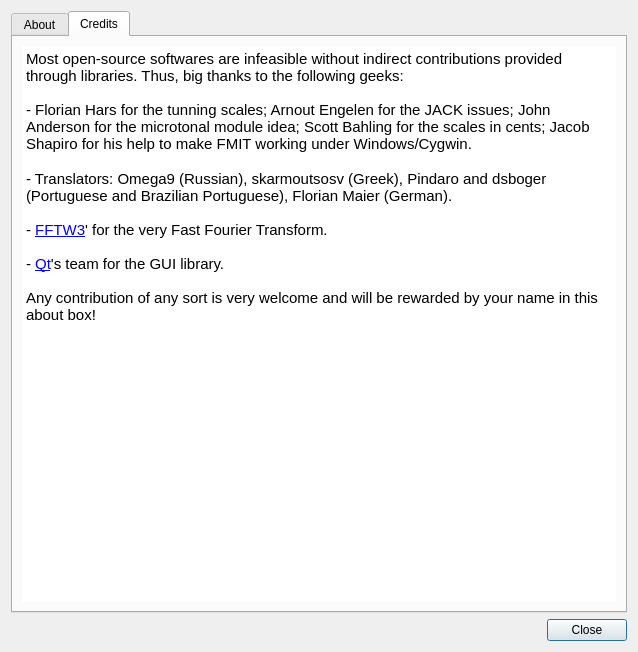
Above: ui/aboutbox.ui from gillesdegottex/fmit before the change. Below: the same form after it.
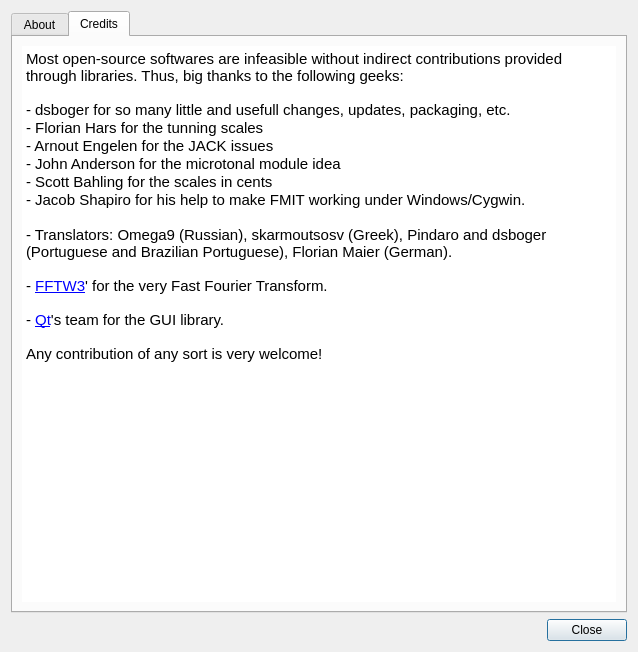
That is the form after the change. The open tabs and pages were chosen to show the change. Icons and pictures are not drawn.

What changed in the file:
```diff
--- a/ui/aboutbox.ui
+++ b/ui/aboutbox.ui
@@ -159,8 +159,13 @@
 &lt;html&gt;&lt;head&gt;&lt;meta name=&quot;qrichtext&quot; content=&quot;1&quot; /&gt;&lt;style type=&quot;text/css&quot;&gt;
 p, li { white-space: pre-wrap; }
 &lt;/style&gt;&lt;/head&gt;&lt;body style=&quot; font-family:'Ubuntu'; font-size:11pt; font-weight:400; font-style:normal;&quot;&gt;
-&lt;p style=&quot; margin-top:0px; margin-bottom:0px; margin-left:0px; margin-right:0px; -qt-block-indent:0; text-indent:0px;&quot;&gt;Most open-source softwares are infeasible without indirect contributions provided through libraries. Thus, big thanks to the following geeks:&lt;br /&gt;&lt;br /&gt;- Florian Hars for the tunning scales; Arnout Engelen for the JACK issues; John Anderson for the microtonal module idea; Scott Bahling for the scales in cents; Jacob Shapiro for his help to make FMIT working under Windows/Cygwin.&lt;/p&gt;
-&lt;p style=&quot; margin-top:0px; margin-bottom:0px; margin-left:0px; margin-right:0px; -qt-block-indent:0; text-indent:0px;&quot;&gt;&lt;br /&gt;- Translators: Omega9 (Russian), skarmoutsosv (Greek), Pindaro and dsboger (Portuguese and Brazilian Portuguese), Florian Maier (German).&lt;br /&gt;&lt;br /&gt;- &lt;a href=&quot;http://www.fftw.org/&quot;&gt;&lt;span style=&quot; text-decoration: underline; color:#0000ff;&quot;&gt;FFTW3&lt;/span&gt;&lt;/a&gt;' for the very Fast Fourier Transform.&lt;br /&gt;&lt;br /&gt;- &lt;a href=&quot;http://www.qt.io/&quot;&gt;&lt;span style=&quot; text-decoration: underline; color:#0000ff;&quot;&gt;Qt&lt;/span&gt;&lt;/a&gt;'s team for the GUI library.&lt;br /&gt;&lt;br /&gt;Any contribution of any sort is very welcome and will be rewarded by your name in this about box!&lt;/p&gt;&lt;/body&gt;&lt;/html&gt;</string>
+&lt;p style=&quot; margin-top:0px; margin-bottom:0px; margin-left:0px; margin-right:0px; -qt-block-indent:0; text-indent:0px;&quot;&gt;Most open-source softwares are infeasible without indirect contributions provided through libraries. Thus, big thanks to the following geeks:&lt;br /&gt;&lt;br /&gt;- dsboger for so many little and usefull changes, updates, packaging, etc.&lt;/p&gt;
+&lt;p style=&quot; margin-top:0px; margin-bottom:0px; margin-left:0px; margin-right:0px; -qt-block-indent:0; text-indent:0px;&quot;&gt;- Florian Hars for the tunning scales&lt;/p&gt;
+&lt;p style=&quot; margin-top:0px; margin-bottom:0px; margin-left:0px; margin-right:0px; -qt-block-indent:0; text-indent:0px;&quot;&gt;- Arnout Engelen for the JACK issues&lt;/p&gt;
+&lt;p style=&quot; margin-top:0px; margin-bottom:0px; margin-left:0px; margin-right:0px; -qt-block-indent:0; text-indent:0px;&quot;&gt;- John Anderson for the microtonal module idea&lt;/p&gt;
+&lt;p style=&quot; margin-top:0px; margin-bottom:0px; margin-left:0px; margin-right:0px; -qt-block-indent:0; text-indent:0px;&quot;&gt;- Scott Bahling for the scales in cents&lt;/p&gt;
+&lt;p style=&quot; margin-top:0px; margin-bottom:0px; margin-left:0px; margin-right:0px; -qt-block-indent:0; text-indent:0px;&quot;&gt;- Jacob Shapiro for his help to make FMIT working under Windows/Cygwin.&lt;/p&gt;
+&lt;p style=&quot; margin-top:0px; margin-bottom:0px; margin-left:0px; margin-right:0px; -qt-block-indent:0; text-indent:0px;&quot;&gt;&lt;br /&gt;- Translators: Omega9 (Russian), skarmoutsosv (Greek), Pindaro and dsboger (Portuguese and Brazilian Portuguese), Florian Maier (German).&lt;br /&gt;&lt;br /&gt;- &lt;a href=&quot;http://www.fftw.org/&quot;&gt;&lt;span style=&quot; text-decoration: underline; color:#0000ff;&quot;&gt;FFTW3&lt;/span&gt;&lt;/a&gt;' for the very Fast Fourier Transform.&lt;br /&gt;&lt;br /&gt;- &lt;a href=&quot;http://www.qt.io/&quot;&gt;&lt;span style=&quot; text-decoration: underline; color:#0000ff;&quot;&gt;Qt&lt;/span&gt;&lt;/a&gt;'s team for the GUI library.&lt;br /&gt;&lt;br /&gt;Any contribution of any sort is very welcome!&lt;/p&gt;&lt;/body&gt;&lt;/html&gt;</string>
          </property>
          <property name="textInteractionFlags">
           <set>Qt::LinksAccessibleByKeyboard|Qt::LinksAccessibleByMouse|Qt::TextBrowserInteraction|Qt::TextSelectableByKeyboard|Qt::TextSelectableByMouse</set>
```
